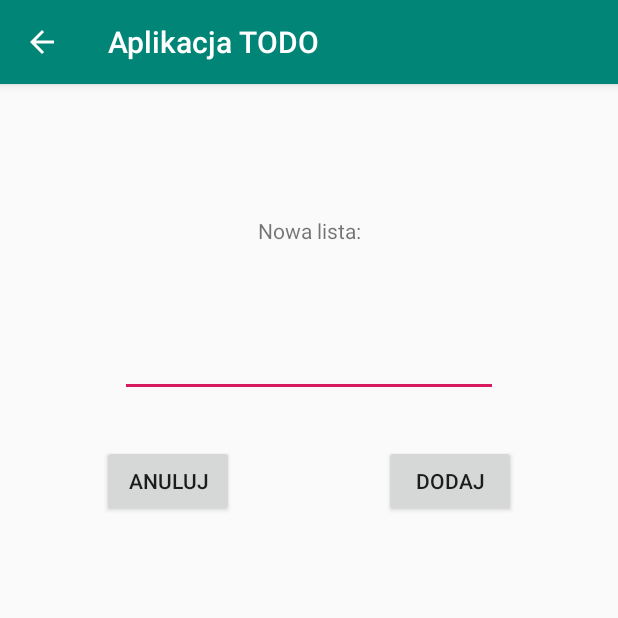
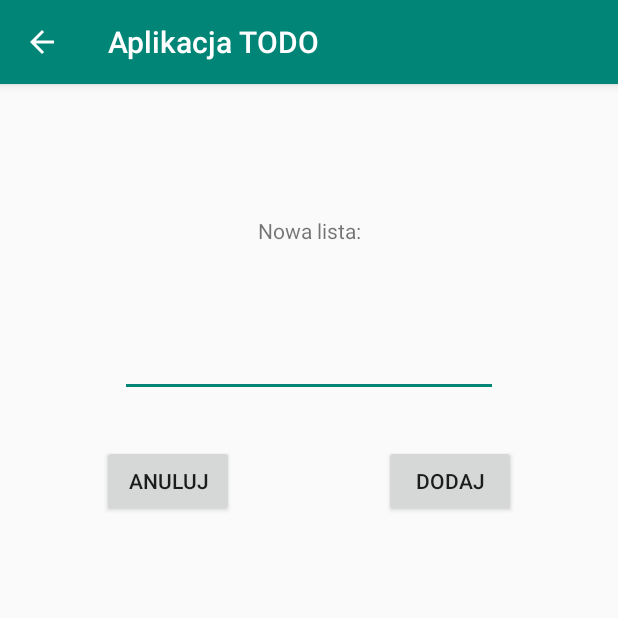
Before and after one commit to Zumirka/ToDoApplication, an Android app: the screen it shows after launch (NewTitleActivity), after a tap on an icon or button, on a phone screen of 412 x 824 dp, the top half of it. Run offline under Robolectric (Android 15) with nearby library versions, the phone set to English and light mode, and no system bars.

Commit message:
Change colors. Change layout of activity_task

```diff
--- a/app/src/main/res/layout/activity_new_task.xml
+++ b/app/src/main/res/layout/activity_new_task.xml
@@ -26,7 +26,9 @@
         android:layout_marginStart="8dp"
         android:layout_marginTop="56dp"
         android:layout_marginEnd="8dp"
+        android:ems="10"
         android:inputType="textPersonName"
+        android:maxLength="25"
         app:layout_constraintEnd_toEndOf="parent"
         app:layout_constraintStart_toStartOf="parent"
         app:layout_constraintTop_toBottomOf="@+id/taskText" />
@@ -61,6 +63,7 @@
         android:layout_marginTop="32dp"
         android:layout_marginEnd="8dp"
         android:text="@string/done"
+        android:textColorLink="@color/colorPrimary"
         app:layout_constraintEnd_toEndOf="parent"
         app:layout_constraintStart_toStartOf="parent"
         app:layout_constraintTop_toBottomOf="@+id/taskEditText" />
--- a/app/src/main/res/layout/activity_new_title.xml
+++ b/app/src/main/res/layout/activity_new_title.xml
@@ -29,6 +29,8 @@
         android:layout_marginEnd="8dp"
         android:ems="10"
         android:inputType="textPersonName"
+        android:maxLength="25"
+        android:textColorLink="@color/colorPrimary"
         app:layout_constraintEnd_toEndOf="parent"
         app:layout_constraintStart_toStartOf="parent"
         app:layout_constraintTop_toBottomOf="@+id/titleText" />
--- a/app/src/main/res/layout/recycler_view_task.xml
+++ b/app/src/main/res/layout/recycler_view_task.xml
@@ -30,7 +30,8 @@
             android:layout_height="wrap_content"
             android:layout_alignParentStart="true"
             android:layout_alignParentTop="true"
-            android:layout_marginRight="5dp" />
+            android:layout_marginRight="5dp"
+            android:textColorLink="@color/colorPrimary" />
         <TextView
             android:id="@+id/textViewOptions"
             android:layout_width="wrap_content"
--- a/app/src/main/res/values/colors.xml
+++ b/app/src/main/res/values/colors.xml
@@ -2,5 +2,5 @@
 <resources>
     <color name="colorPrimary">#008577</color>
     <color name="colorPrimaryDark">#00574B</color>
-    <color name="colorAccent">#D81B60</color>
+    <color name="colorAccent">#008577</color>
 </resources>
```
Also changed, not shown: app/src/main/res/layout/activity_main.xml (+4 -3 lines), app/src/main/res/layout/activity_task.xml (+6 -6 lines), 1 other file.
